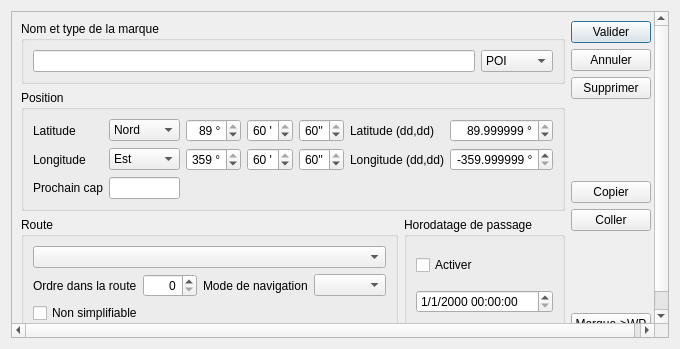
Qt form src/Ui/POI_editor.ui (nohal/qtVlm) before a commit.
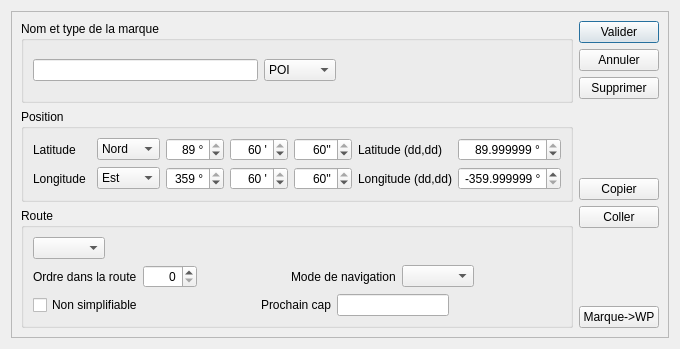
The same form after that commit.

Commit message: Fix realboats not displayed if all-boats option is selected Remove segments display in routage to save time Replace zygrib dialog with a normal UI Improve route's simplification (optimum) Various and many changes concerning gestures management.

The edit to the form file:
```diff
--- a/src/Ui/POI_editor.ui
+++ b/src/Ui/POI_editor.ui
@@ -63,6 +63,19 @@
               </item>
              </widget>
             </item>
+            <item>
+             <spacer name="horizontalSpacer_3">
+              <property name="orientation">
+               <enum>Qt::Horizontal</enum>
+              </property>
+              <property name="sizeHint" stdset="0">
+               <size>
+                <width>40</width>
+                <height>20</height>
+               </size>
+              </property>
+             </spacer>
+            </item>
            </layout>
           </widget>
          </item>
@@ -307,16 +320,6 @@
               </property>
              </widget>
             </item>
-            <item row="3" column="0">
-             <widget class="QLabel" name="label_3">
-              <property name="text">
-               <string>Prochain cap</string>
-              </property>
-             </widget>
-            </item>
-            <item row="3" column="1">
-             <widget class="QLineEdit" name="editWph"/>
-            </item>
            </layout>
           </widget>
          </item>
@@ -335,7 +338,24 @@
              </property>
              <layout class="QVBoxLayout" name="verticalLayout_3">
               <item>
-               <widget class="QComboBox" name="cb_routeList"/>
+               <layout class="QHBoxLayout" name="horizontalLayout_6">
+                <item>
+                 <widget class="QComboBox" name="cb_routeList"/>
+                </item>
+                <item>
+                 <spacer name="horizontalSpacer_2">
+                  <property name="orientation">
+                   <enum>Qt::Horizontal</enum>
+                  </property>
+                  <property name="sizeHint" stdset="0">
+                   <size>
+                    <width>40</width>
+                    <height>20</height>
+                   </size>
+                  </property>
+                 </spacer>
+                </item>
+               </layout>
               </item>
               <item>
                <layout class="QHBoxLayout" name="horizontalLayout_4">
@@ -385,37 +405,67 @@
                 <item>
                  <widget class="QComboBox" name="navMode"/>
                 </item>
+                <item>
+                 <spacer name="horizontalSpacer_4">
+                  <property name="orientation">
+                   <enum>Qt::Horizontal</enum>
+                  </property>
+                  <property name="sizeHint" stdset="0">
+                   <size>
+                    <width>40</width>
+                    <height>20</height>
+                   </size>
+                  </property>
+                 </spacer>
+                </item>
                </layout>
               </item>
               <item>
-               <widget class="QCheckBox" name="notSimplicable">
-                <property name="text">
-                 <string>Non simplifiable</string>
-                </property>
-               </widget>
-              </item>
-             </layout>
-            </widget>
-           </item>
-           <item>
-            <widget class="QGroupBox" name="groupBox_3">
-             <property name="title">
-              <string>Horodatage de passage</string>
-             </property>
-             <layout class="QVBoxLayout" name="verticalLayout_4">
-              <item>
-               <widget class="QCheckBox" name="chk_tstamp">
-                <property name="text">
-                 <string>Activer</string>
-                </property>
-               </widget>
-              </item>
-              <item>
-               <widget class="QDateTimeEdit" name="editTStamp">
-                <property name="displayFormat">
-                 <string>M/d/yyyy hh:mm:ss</string>
-                </property>
-               </widget>
+               <layout class="QHBoxLayout" name="horizontalLayout_7">
+                <item>
+                 <widget class="QCheckBox" name="notSimplicable">
+                  <property name="text">
+                   <string>Non simplifiable</string>
+                  </property>
+                 </widget>
+                </item>
+                <item>
+                 <spacer name="horizontalSpacer_6">
+                  <property name="orientation">
+                   <enum>Qt::Horizontal</enum>
+                  </property>
+                  <property name="sizeHint" stdset="0">
+                   <size>
+                    <width>40</width>
+                    <height>20</height>
+                   </size>
+                  </property>
+                 </spacer>
+                </item>
+                <item>
+                 <widget class="QLabel" name="label_3">
+                  <property name="text">
+                   <string>Prochain cap</string>
+                  </property>
+                 </widget>
+                </item>
+                <item>
+                 <widget class="QLineEdit" name="editWph"/>
+                </item>
+                <item>
+                 <spacer name="horizontalSpacer_5">
+                  <property name="orientation">
+                   <enum>Qt::Horizontal</enum>
+                  </property>
+                  <property name="sizeHint" stdset="0">
+                   <size>
+                    <width>40</width>
+                    <height>20</height>
+                   </size>
+                  </property>
+                 </spacer>
+                </item>
+               </layout>
               </item>
              </layout>
             </widget>
```
Left out of the diff: 354 changed lines with no effect on the pictures. The commit also changes 98 other files.
